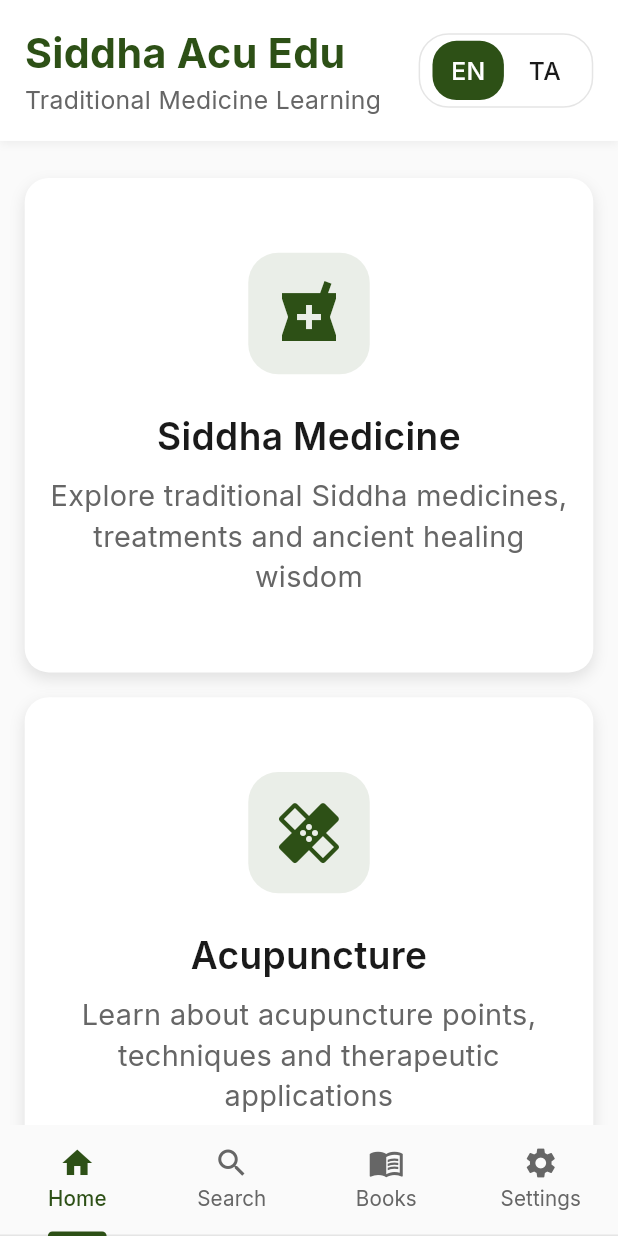
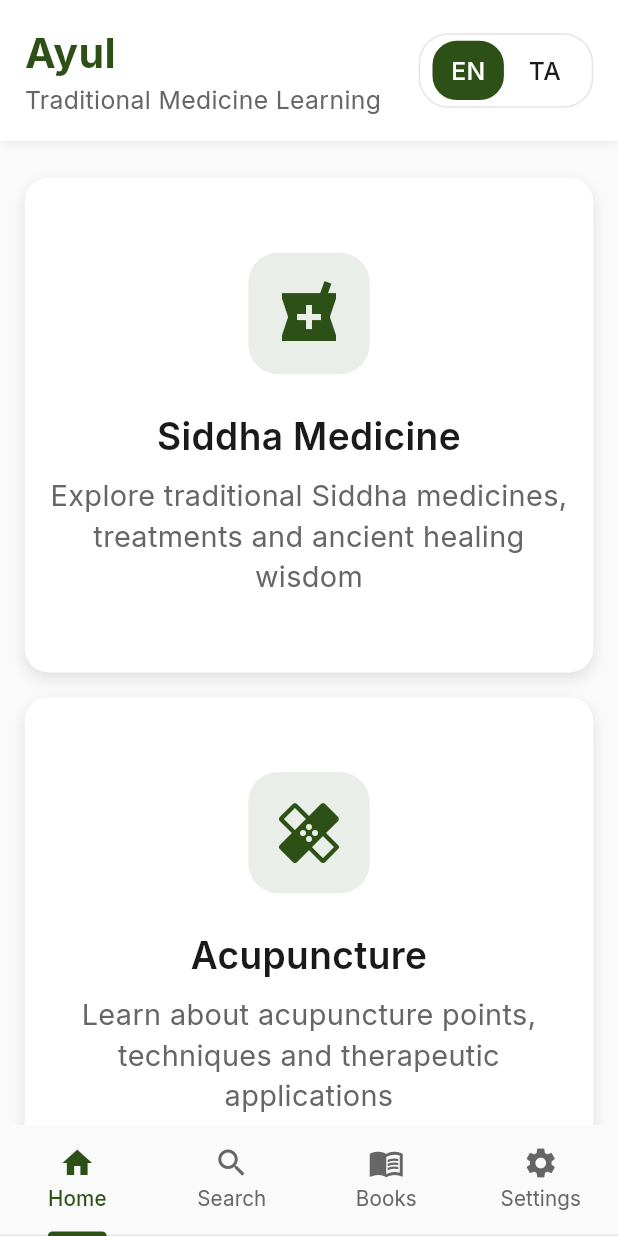
Before and after one commit to SanjaiPG/Ayul, a Flutter app: the screen it shows after launch, on a phone screen of 412 x 824 dp. Run offline on Flutter 3.47's test engine with Material 3 defaults, Android fonts, the phone set to English and light mode, and no system bars; our stand-ins replace cached_network_image, connectivity_plus, flutter_svg, fluttertoast, google_fonts, sizer; network calls fail.

Commit message:
Title changes, all over app

```diff
--- a/siddha_acu_edu/lib/presentation/home_screen/home_screen.dart
+++ b/siddha_acu_edu/lib/presentation/home_screen/home_screen.dart
@@ -80,9 +80,7 @@ class _HomeScreenState extends State<HomeScreen> with TickerProviderStateMixin {
   }
 
   void _setupConnectivityListener() {
-    Connectivity()
-        .onConnectivityChanged
-        .listen((ConnectivityResult result) {
+    Connectivity().onConnectivityChanged.listen((ConnectivityResult result) {
       setState(() {
         _isOffline = result == ConnectivityResult.none;
       });
@@ -199,9 +197,7 @@ class _HomeScreenState extends State<HomeScreen> with TickerProviderStateMixin {
             crossAxisAlignment: CrossAxisAlignment.start,
             children: [
               Text(
-                _currentLanguage == 'EN'
-                    ? 'Siddha Acu Edu'
-                    : 'சித்த குத்தூசி கல்வி',
+                _currentLanguage == 'EN' ? 'Ayul' : 'ஆயுள்',
                 style: TextStyle(
                   fontSize: 20.sp,
                   fontWeight: FontWeight.w700,
```
